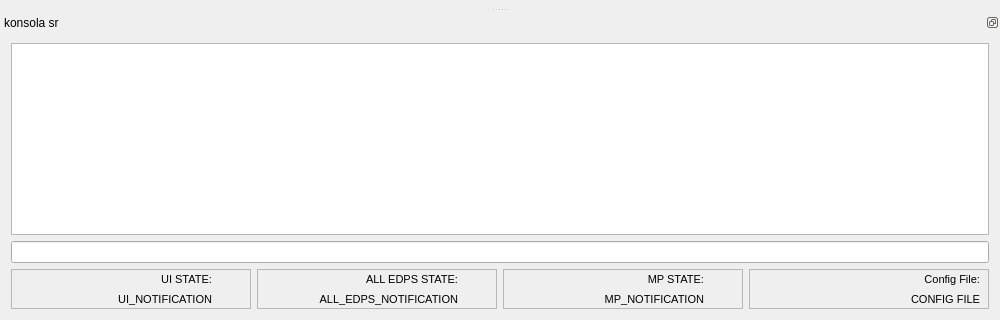
First picture: the form in src/ui-qt/base/mainwindow.ui, repository ptroja/mrrocpp, before the edit; both pictures show x 0 to 1000 and y 380 to 700 of the 1000 by 700 pixel window.
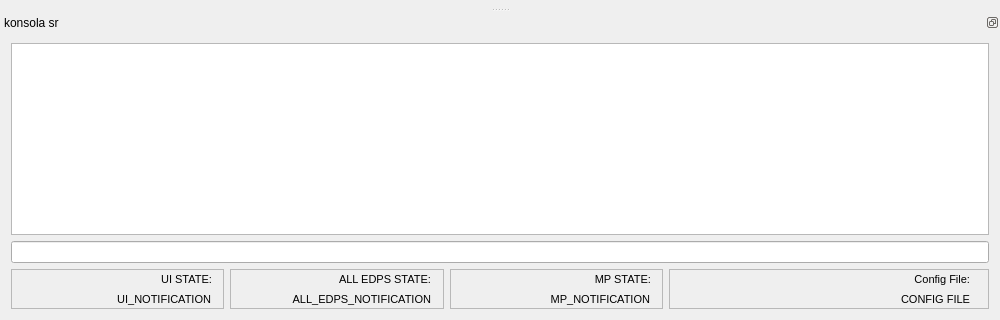
Second picture: the form after the edit.

Commit message: prezetnacja stanu ui na dole okna glownego (#302)

```diff
--- a/src/ui-qt/base/mainwindow.ui
+++ b/src/ui-qt/base/mainwindow.ui
@@ -434,9 +434,9 @@
        <widget class="QLabel" name="notification_label">
         <property name="geometry">
          <rect>
-          <x>10</x>
+          <x>20</x>
           <y>20</y>
-          <width>191</width>
+          <width>180</width>
           <height>20</height>
          </rect>
         </property>
@@ -461,9 +461,9 @@
        <widget class="QLabel" name="label_2">
         <property name="geometry">
          <rect>
-          <x>10</x>
+          <x>40</x>
           <y>0</y>
-          <width>191</width>
+          <width>161</width>
           <height>20</height>
          </rect>
         </property>
@@ -561,7 +561,7 @@
       <widget class="QFrame" name="frame_2">
        <property name="minimumSize">
         <size>
-         <width>210</width>
+         <width>160</width>
          <height>40</height>
         </size>
        </property>
@@ -574,15 +574,15 @@
        <widget class="QLabel" name="label_mp_notification">
         <property name="geometry">
          <rect>
-          <x>10</x>
+          <x>50</x>
           <y>20</y>
-          <width>191</width>
+          <width>150</width>
           <height>20</height>
          </rect>
         </property>
         <property name="minimumSize">
          <size>
-          <width>180</width>
+          <width>150</width>
           <height>17</height>
          </size>
         </property>
@@ -601,9 +601,9 @@
        <widget class="QLabel" name="label_3">
         <property name="geometry">
          <rect>
-          <x>10</x>
+          <x>50</x>
           <y>0</y>
-          <width>191</width>
+          <width>151</width>
           <height>20</height>
          </rect>
         </property>
@@ -631,7 +631,7 @@
       <widget class="QFrame" name="frame_4">
        <property name="minimumSize">
         <size>
-         <width>210</width>
+         <width>320</width>
          <height>40</height>
         </size>
        </property>
@@ -644,15 +644,15 @@
        <widget class="QLabel" name="label_config_file_notification">
         <property name="geometry">
          <rect>
-          <x>10</x>
+          <x>11</x>
           <y>20</y>
-          <width>221</width>
+          <width>290</width>
           <height>20</height>
          </rect>
         </property>
         <property name="minimumSize">
          <size>
-          <width>180</width>
+          <width>290</width>
           <height>17</height>
          </size>
         </property>
@@ -671,9 +671,9 @@
        <widget class="QLabel" name="label_5">
         <property name="geometry">
          <rect>
-          <x>10</x>
+          <x>20</x>
           <y>0</y>
-          <width>221</width>
+          <width>281</width>
           <height>20</height>
          </rect>
         </property>
```
